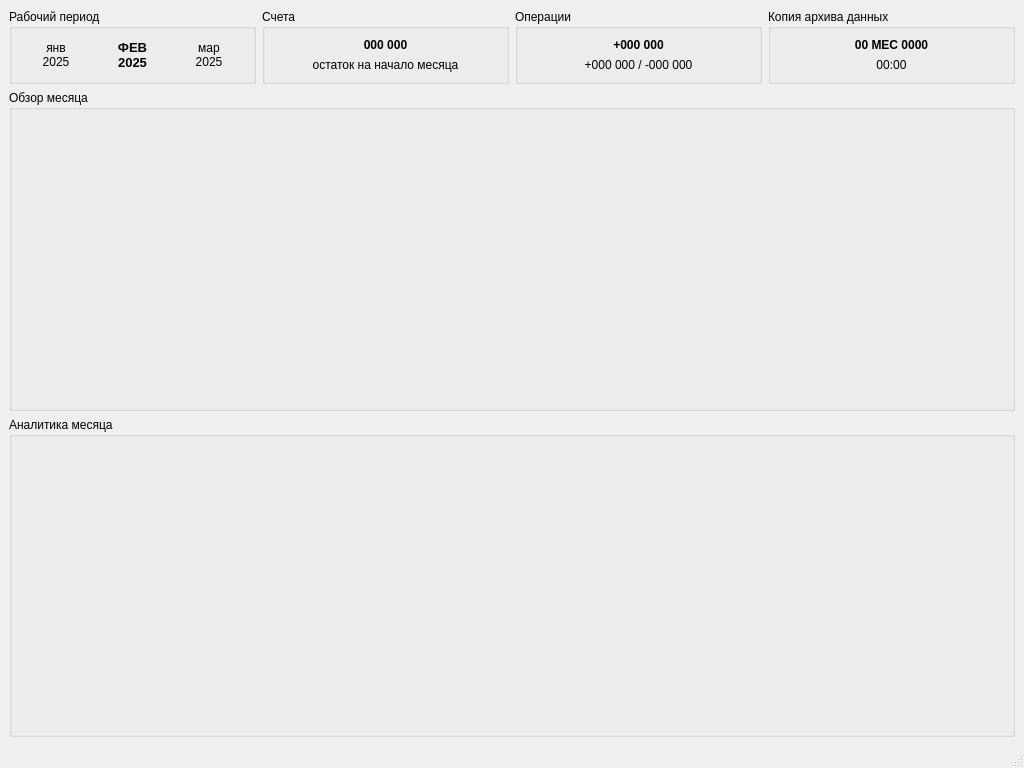
Old version of the form ui/forms/form_main.ui in the repository e-vladimir/finmanager.
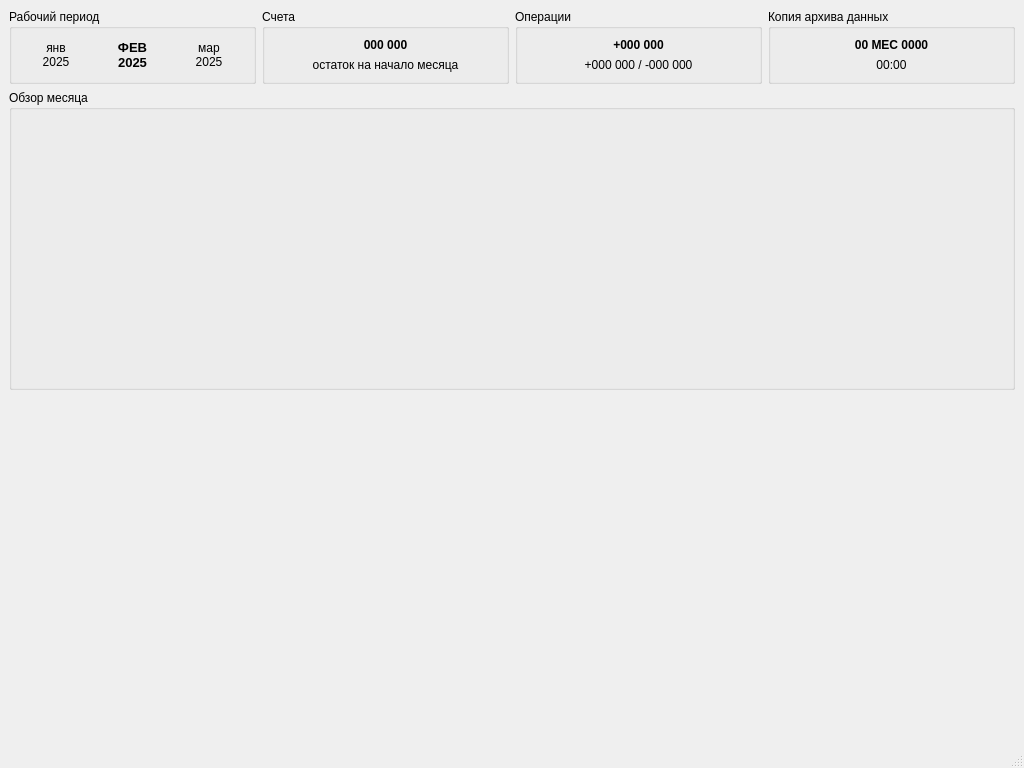
New version of the form. Custom widgets are drawn as their Qt base class.

Patch:
```diff
--- a/ui/forms/form_main.ui
+++ b/ui/forms/form_main.ui
@@ -14,7 +14,7 @@
    <string>MainWindow</string>
   </property>
   <widget class="QWidget" name="centralwidget">
-   <layout class="QVBoxLayout" name="verticalLayout_2" stretch="0,1,1">
+   <layout class="QVBoxLayout" name="verticalLayout_2" stretch="0,1,0">
     <item>
      <layout class="QHBoxLayout" name="horizontalLayout_3">
       <item>
@@ -186,22 +186,38 @@
     </item>
     <item>
      <widget class="QGroupBox" name="GBoxDmView">
+      <property name="maximumSize">
+       <size>
+        <width>16777215</width>
+        <height>300</height>
+       </size>
+      </property>
       <property name="title">
        <string>Обзор месяца</string>
       </property>
       <layout class="QVBoxLayout" name="verticalLayout_5">
        <item>
-        <widget class="C21_DiaDmView" name="DiaDmViewer" native="true"/>
+        <widget class="C21_DiaDmView" name="DiaDmViewer" native="true">
+         <property name="cursor">
+          <cursorShape>PointingHandCursor</cursorShape>
+         </property>
+        </widget>
        </item>
       </layout>
      </widget>
     </item>
     <item>
-     <widget class="QGroupBox" name="GBoxDmAnalytics">
-      <property name="title">
-       <string>Аналитика месяца</string>
+     <spacer name="verticalSpacer">
+      <property name="orientation">
+       <enum>Qt::Orientation::Vertical</enum>
       </property>
-     </widget>
+      <property name="sizeHint" stdset="0">
+       <size>
+        <width>20</width>
+        <height>40</height>
+       </size>
+      </property>
+     </spacer>
     </item>
    </layout>
   </widget>
```
